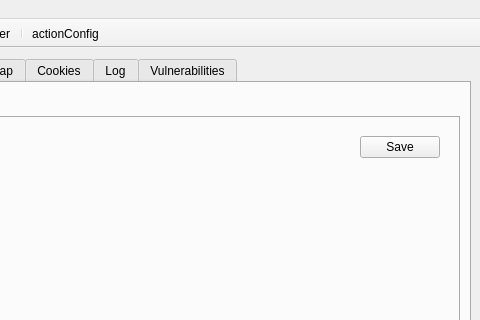
Old version of the form branches/raft3/ui/RaftMain.ui in the repository RAFTDevTeam/raft; both pictures show x 727 to 1207 and y 0 to 320 of the 1207 by 738 pixel window.
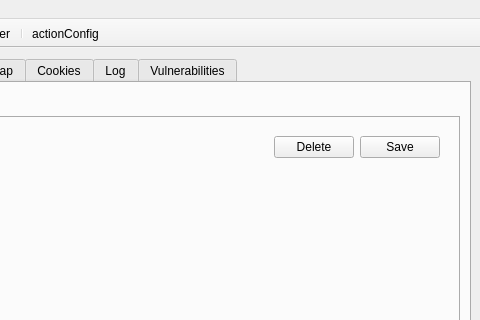
New version of the form. The open tabs and pages were chosen to show the change. Icons and pictures are not drawn. Custom widgets are drawn as their Qt base class.

Commit message: Added switch options for fuzzer. Determine if fuzz or dynamic is selected and refresh the combo box. Added a delete button for the functions interface to delete generated Python functions.

What changed in the file:
```diff
--- a/branches/raft3/ui/RaftMain.ui
+++ b/branches/raft3/ui/RaftMain.ui
@@ -1367,6 +1367,13 @@
                    </property>
                   </spacer>
                  </item>
+                 <item>
+                  <widget class="QPushButton" name="wfFunctionsDeleteButton">
+                   <property name="text">
+                    <string>Delete</string>
+                   </property>
+                  </widget>
+                 </item>
                  <item>
                   <widget class="QPushButton" name="wfFunctionsSaveButton">
                    <property name="text">
```
The commit also changes 2 other files.
